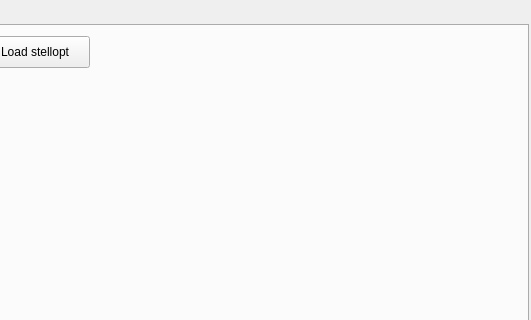
This is pySTEL/STELLOPT.ui in PrincetonUniversity/STELLOPT as Qt 5 draws it before an edit; both pictures show x 362 to 893 and y 0 to 320 of the 893 by 634 pixel window. The edited form follows.
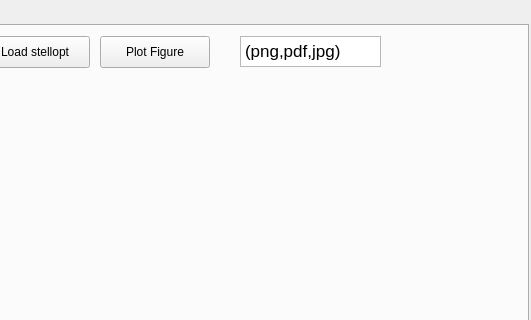
This is the edited form.

Commit message: STELLOPT OPTplot plotting to file enabled

```diff
--- a/pySTEL/STELLOPT.ui
+++ b/pySTEL/STELLOPT.ui
@@ -1138,6 +1138,36 @@
        <string>Load stellopt</string>
       </property>
      </widget>
+     <widget class="QPushButton" name="ButtonPlotSTELLOPT">
+      <property name="geometry">
+       <rect>
+        <x>460</x>
+        <y>10</y>
+        <width>110</width>
+        <height>32</height>
+       </rect>
+      </property>
+      <property name="text">
+       <string>Plot Figure</string>
+      </property>
+     </widget>
+     <widget class="QTextEdit" name="saveasSTELLOPT">
+      <property name="geometry">
+       <rect>
+        <x>600</x>
+        <y>10</y>
+        <width>141</width>
+        <height>31</height>
+       </rect>
+      </property>
+      <property name="html">
+       <string>&lt;!DOCTYPE HTML PUBLIC &quot;-//W3C//DTD HTML 4.0//EN&quot; &quot;http://www.w3.org/TR/REC-html40/strict.dtd&quot;&gt;
+&lt;html&gt;&lt;head&gt;&lt;meta name=&quot;qrichtext&quot; content=&quot;1&quot; /&gt;&lt;style type=&quot;text/css&quot;&gt;
+p, li { white-space: pre-wrap; }
+&lt;/style&gt;&lt;/head&gt;&lt;body style=&quot; font-family:'.SF NS Text'; font-size:13pt; font-weight:400; font-style:normal;&quot;&gt;
+&lt;p style=&quot; margin-top:0px; margin-bottom:0px; margin-left:0px; margin-right:0px; -qt-block-indent:0; text-indent:0px;&quot;&gt;(png,pdf,jpg)&lt;/p&gt;&lt;/body&gt;&lt;/html&gt;</string>
+      </property>
+     </widget>
     </widget>
    </widget>
   </widget>
```
Left out of the diff: 2 changed lines with no effect on the pictures. The commit also changes 1 other file.
